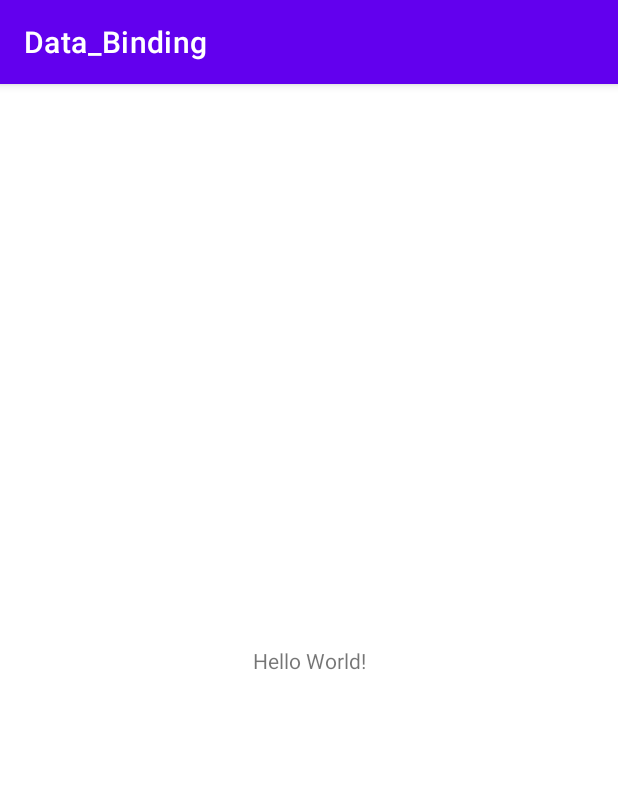
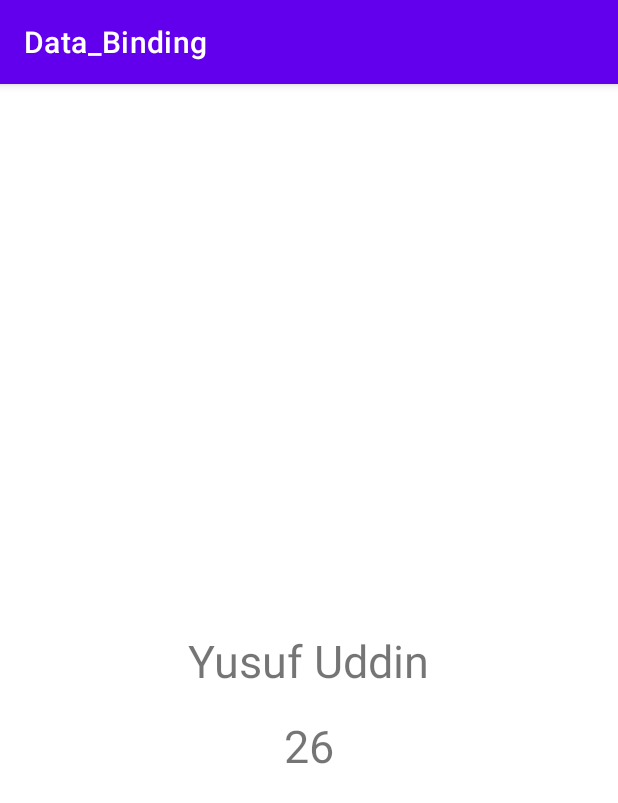
Before and after one commit to EusufUddin8926/Data-Binding, an Android app: the screen it shows after launch (MainActivity), on a phone screen of 412 x 824 dp. Shown: the top 803 px of the screen. Run offline under Robolectric (Android 15) with nearby library versions, the phone set to English and light mode, and no system bars; our stand-ins replace data binding.

Commit message:
basic data binding

```diff
--- a/app/src/main/java/com/example/data_binding/MainActivity.java
+++ b/app/src/main/java/com/example/data_binding/MainActivity.java
@@ -1,14 +1,23 @@
 package com.example.data_binding;
 
 import androidx.appcompat.app.AppCompatActivity;
-
+import androidx.databinding.DataBindingUtil;
+import androidx.lifecycle.ViewModelProvider;
 import android.os.Bundle;
 
+import com.example.data_binding.databinding.ActivityMainBinding;
+
 public class MainActivity extends AppCompatActivity {
-
+    ActivityMainBinding binding;
+    MainActivityViewModel mViewModel;
     @Override
     protected void onCreate(Bundle savedInstanceState) {
         super.onCreate(savedInstanceState);
-        setContentView(R.layout.activity_main);
+        binding = DataBindingUtil.setContentView(this, R.layout.activity_main);
+        mViewModel = new ViewModelProvider(this).get(MainActivityViewModel.class);
+
+        binding.setMainActivityViewModel(mViewModel);
+
+
     }
 }
--- /dev/null
+++ b/app/src/main/java/com/example/data_binding/MainActivityViewModel.java
@@ -0,0 +1,19 @@
+package com.example.data_binding;
+
+import android.app.Application;
+
+import androidx.annotation.NonNull;
+import androidx.lifecycle.AndroidViewModel;
+
+public class MainActivityViewModel extends AndroidViewModel {
+    private Person mPerson;
+
+    public MainActivityViewModel(@NonNull Application application) {
+        super(application);
+        mPerson = new Person("Yusuf Uddin", 26);
+    }
+
+    public Person getPerson(){
+        return  this.mPerson;
+    }
+}
--- /dev/null
+++ b/app/src/main/java/com/example/data_binding/Person.java
@@ -0,0 +1,30 @@
+package com.example.data_binding;
+
+public class Person {
+   private String name;
+   private int age;
+
+    public Person() {
+    }
+
+        public Person(String name, int age) {
+        this.name = name;
+        this.age = age;
+    }
+
+    public String getName() {
+        return name;
+    }
+
+    public void setName(String name) {
+        this.name = name;
+    }
+
+    public int getAge() {
+        return age;
+    }
+
+    public void setAge(int age) {
+        this.age = age;
+    }
+}
--- a/app/src/main/res/layout/activity_main.xml
+++ b/app/src/main/res/layout/activity_main.xml
@@ -1,18 +1,43 @@
 <?xml version="1.0" encoding="utf-8"?>
-<androidx.constraintlayout.widget.ConstraintLayout xmlns:android="http://schemas.android.com/apk/res/android"
+<layout
     xmlns:app="http://schemas.android.com/apk/res-auto"
-    xmlns:tools="http://schemas.android.com/tools"
+    xmlns:tools="http://schemas.android.com/tools">
+
+    <data>
+
+        <variable
+            name="mainActivityViewModel"
+            type="com.example.data_binding.MainActivityViewModel" />
+
+    </data>
+
+    <androidx.constraintlayout.widget.ConstraintLayout
+        xmlns:android="http://schemas.android.com/apk/res/android"
         android:layout_width="match_parent"
         android:layout_height="match_parent"
         tools:context=".MainActivity">
 
         <TextView
+            android:id="@+id/t1"
             android:layout_width="wrap_content"
             android:layout_height="wrap_content"
-        android:text="Hello World!"
+            android:text="@{mainActivityViewModel.person.name, default = `Name`}"
+            android:textSize="30sp"
             app:layout_constraintBottom_toBottomOf="parent"
             app:layout_constraintEnd_toEndOf="parent"
             app:layout_constraintStart_toStartOf="parent"
             app:layout_constraintTop_toTopOf="parent" />
 
+        <TextView
+            android:id="@+id/t2"
+            android:layout_width="wrap_content"
+            android:layout_height="wrap_content"
+            android:layout_marginTop="16dp"
+            android:text="@{String.valueOf(mainActivityViewModel.person.age), default = `Age`}"
+            android:textSize="30sp"
+            app:layout_constraintEnd_toEndOf="@+id/t1"
+            app:layout_constraintStart_toStartOf="@+id/t1"
+            app:layout_constraintTop_toBottomOf="@+id/t1" />
+
     </androidx.constraintlayout.widget.ConstraintLayout>
+</layout>
--- a/gradle.properties
+++ b/gradle.properties
@@ -19,3 +19,5 @@ android.useAndroidX=true
 # resources declared in the library itself and none from the library's dependencies,
 # thereby reducing the size of the R class for that library
 android.nonTransitiveRClass=true
+android.databinding.enableV2=true
+android.enableJetifier=true
--- a/settings.gradle
+++ b/settings.gradle
@@ -2,6 +2,7 @@ pluginManagement {
     repositories {
         google()
         mavenCentral()
+        maven { url 'https://jitpack.io' }
         gradlePluginPortal()
     }
 }
@@ -10,6 +11,7 @@ dependencyResolutionManagement {
     repositories {
         google()
         mavenCentral()
+        maven { url 'https://jitpack.io' }
     }
 }
 rootProject.name = "Data_Binding"
```
Also changed, not shown: app/build.gradle (+11 -2 lines). Lines whose indentation alone changed are shown as unchanged.
